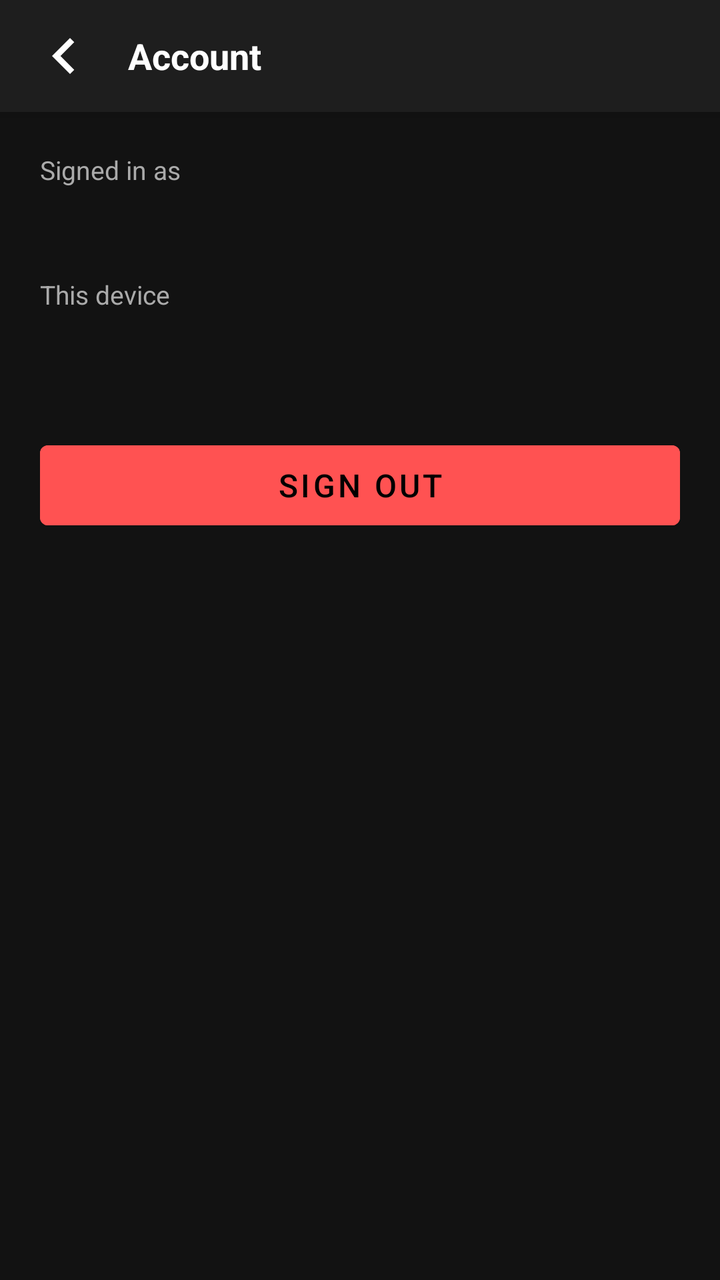
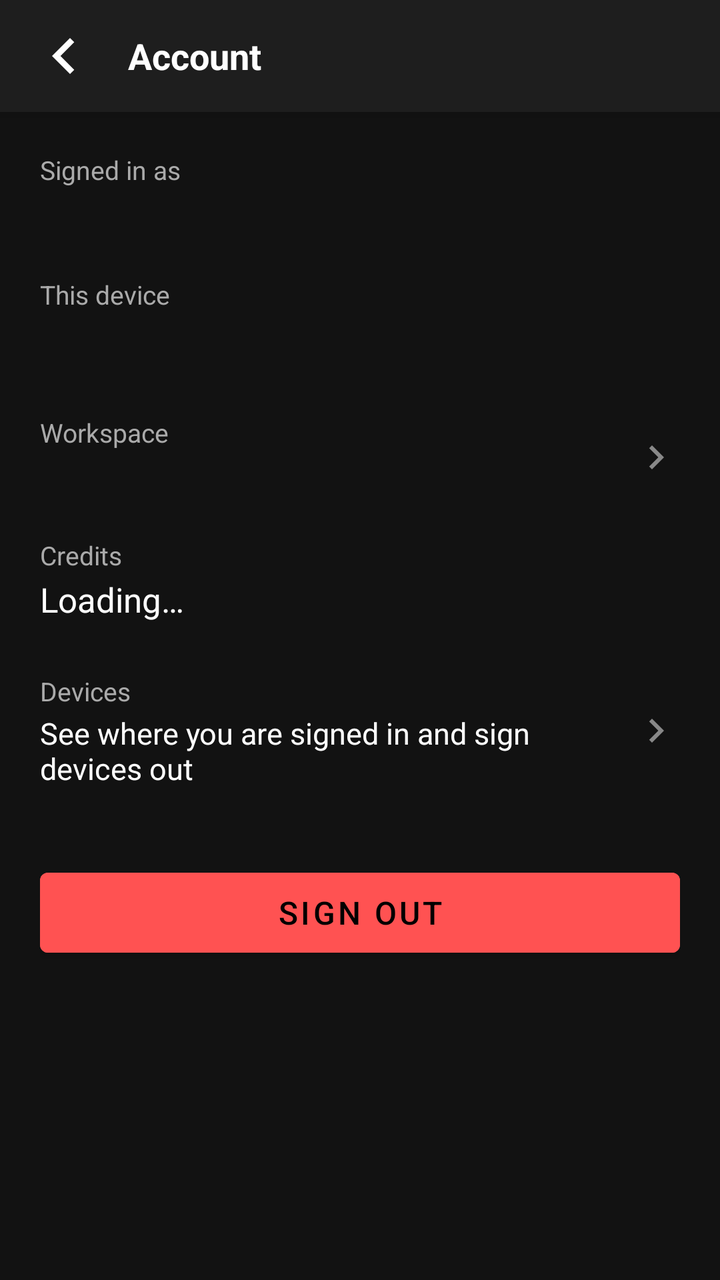

Compare the two renders of this Android layout. The source of the first and the diff that turns it into the second are given below.
<!-- AndroidManifest.xml: application theme Theme.CustomScreen -->
<!-- res/layout/activity_account.xml -->
<?xml version="1.0" encoding="utf-8"?>
<LinearLayout xmlns:android="http://schemas.android.com/apk/res/android"
    xmlns:app="http://schemas.android.com/apk/res-auto"
    android:layout_width="match_parent"
    android:layout_height="match_parent"
    android:background="#121212"
    android:orientation="vertical">

    <RelativeLayout
        android:id="@+id/account_toolbar"
        android:layout_width="match_parent"
        android:layout_height="56dp"
        android:background="#1E1E1E"
        android:elevation="4dp"
        android:paddingStart="8dp"
        android:paddingEnd="16dp">

        <ImageButton
            android:id="@+id/btn_back"
            android:layout_width="48dp"
            android:layout_height="48dp"
            android:layout_alignParentStart="true"
            android:layout_centerVertical="true"
            android:background="?attr/selectableItemBackgroundBorderless"
            android:contentDescription="Back"
            android:src="@drawable/ic_chevron_left"
            app:tint="#FFFFFF" />

        <TextView
            android:layout_width="wrap_content"
            android:layout_height="wrap_content"
            android:layout_centerVertical="true"
            android:layout_marginStart="8dp"
            android:layout_toEndOf="@id/btn_back"
            android:text="@string/account_title"
            android:textColor="#FFFFFF"
            android:textSize="18sp"
            android:textStyle="bold" />
    </RelativeLayout>

    <LinearLayout
        android:layout_width="match_parent"
        android:layout_height="wrap_content"
        android:orientation="vertical"
        android:padding="20dp">

        <TextView
            android:layout_width="wrap_content"
            android:layout_height="wrap_content"
            android:text="@string/account_email_label"
            android:textColor="#AAAAAA"
            android:textSize="13sp" />

        <TextView
            android:id="@+id/tv_account_email"
            android:layout_width="match_parent"
            android:layout_height="wrap_content"
            android:layout_marginTop="2dp"
            android:textColor="#FFFFFF"
            android:textIsSelectable="true"
            android:textSize="17sp" />

        <TextView
            android:layout_width="wrap_content"
            android:layout_height="wrap_content"
            android:layout_marginTop="20dp"
            android:text="@string/account_device_label"
            android:textColor="#AAAAAA"
            android:textSize="13sp" />

        <TextView
            android:id="@+id/tv_account_device"
            android:layout_width="match_parent"
            android:layout_height="wrap_content"
            android:layout_marginTop="2dp"
            android:textColor="#FFFFFF"
            android:textSize="17sp" />

        <Button
            android:id="@+id/btn_sign_out"
            android:layout_width="match_parent"
            android:layout_height="52dp"
            android:layout_marginTop="36dp"
            android:backgroundTint="#FF5252"
            android:text="@string/account_sign_out"
            android:textColor="#000000"
            android:textSize="16sp" />

        <ProgressBar
            android:id="@+id/progress_account"
            style="?android:attr/progressBarStyleSmall"
            android:layout_width="wrap_content"
            android:layout_height="wrap_content"
            android:layout_gravity="center_horizontal"
            android:layout_marginTop="16dp"
            android:visibility="gone" />
    </LinearLayout>
</LinearLayout>
<!-- resources referenced by this layout -->
<resources>
  <!-- drawable ic_chevron_left (drawable) -->
  <vector xmlns:android="http://schemas.android.com/apk/res/android"
      android:width="36dp"
      android:height="36dp"
      android:viewportWidth="24"
      android:viewportHeight="24">
    <path
        android:fillColor="#FFFFFF"
        android:pathData="M15.41,7.41L14,6l-6,6 6,6 1.41,-1.41L10.83,12z"/>
  </vector>
  <string name="account_device_label">This device</string>
  <string name="account_email_label">Signed in as</string>
  <string name="account_sign_out">Sign out</string>
  <string name="account_title">Account</string>
  <style name="Theme.CustomScreen" parent="Theme.MaterialComponents.DayNight.NoActionBar">
          <item name="android:windowBackground">@android:color/black</item>
          <item name="android:statusBarColor">@android:color/transparent</item>
          <item name="android:navigationBarColor">@android:color/transparent</item>
          <item name="android:windowLightStatusBar">false</item>
          <item name="android:windowLightNavigationBar">false</item>
      </style>
</resources>

<!-- the commit's change to res/layout/activity_account.xml (unified diff, before → after) -->
@@ -38,6 +38,11 @@
             android:textStyle="bold" />
     </RelativeLayout>
 
+    <ScrollView
+        android:layout_width="match_parent"
+        android:layout_height="match_parent"
+        android:fillViewport="true">
+
     <LinearLayout
         android:layout_width="match_parent"
         android:layout_height="wrap_content"
@@ -75,6 +80,140 @@
             android:layout_marginTop="2dp"
             android:textColor="#FFFFFF"
             android:textSize="17sp" />
+
+        <LinearLayout
+            android:id="@+id/row_workspace"
+            android:layout_width="match_parent"
+            android:layout_height="wrap_content"
+            android:layout_marginTop="20dp"
+            android:background="?attr/selectableItemBackground"
+            android:gravity="center_vertical"
+            android:minHeight="56dp"
+            android:orientation="horizontal">
+
+            <LinearLayout
+                android:layout_width="0dp"
+                android:layout_height="wrap_content"
+                android:layout_weight="1"
+                android:orientation="vertical">
+
+                <TextView
+                    android:layout_width="wrap_content"
+                    android:layout_height="wrap_content"
+                    android:text="@string/acct_workspace_label"
+                    android:textColor="#AAAAAA"
+                    android:textSize="13sp" />
+
+                <TextView
+                    android:id="@+id/tv_account_workspace"
+                    android:layout_width="match_parent"
+                    android:layout_height="wrap_content"
+                    android:layout_marginTop="2dp"
+                    android:ellipsize="end"
+                    android:maxLines="1"
+                    android:textColor="#FFFFFF"
+                    android:textSize="17sp" />
+            </LinearLayout>
+
+            <ImageView
+                android:layout_width="24dp"
+                android:layout_height="24dp"
+                android:contentDescription="@null"
+                android:src="@drawable/ic_chevron_right"
+                app:tint="#888888" />
+        </LinearLayout>
+
+        <LinearLayout
+            android:id="@+id/row_credits"
+            android:layout_width="match_parent"
+            android:layout_height="wrap_content"
+            android:layout_marginTop="12dp"
+            android:background="?attr/selectableItemBackground"
+            android:minHeight="56dp"
+            android:orientation="vertical">
+
+            <TextView
+                android:layout_width="wrap_content"
+                android:layout_height="wrap_content"
+                android:text="@string/acct_credits_label"
+                android:textColor="#AAAAAA"
+                android:textSize="13sp" />
+
+            <TextView
+                android:id="@+id/tv_account_credits"
+                android:layout_width="match_parent"
+                android:layout_height="wrap_content"
+                android:layout_marginTop="2dp"
+                android:text="@string/acct_credits_loading"
+                android:textColor="#FFFFFF"
+                android:textSize="17sp" />
+        </LinearLayout>
+
+        <LinearLayout
+            android:id="@+id/row_devices"
+            android:layout_width="match_parent"
+            android:layout_height="wrap_content"
+            android:layout_marginTop="12dp"
+            android:background="?attr/selectableItemBackground"
+            android:gravity="center_vertical"
+            android:minHeight="56dp"
+            android:orientation="horizontal">
+
+            <LinearLayout
+                android:layout_width="0dp"
+                android:layout_height="wrap_content"
+                android:layout_weight="1"
+                android:orientation="vertical">
+
+                <TextView
+                    android:layout_width="wrap_content"
+                    android:layout_height="wrap_content"
+                    android:text="@string/acct_devices_label"
+                    android:textColor="#AAAAAA"
+                    android:textSize="13sp" />
+
+                <TextView
+                    android:layout_width="match_parent"
+                    android:layout_height="wrap_content"
+                    android:layout_marginTop="2dp"
+                    android:text="@string/acct_devices_hint"
+                    android:textColor="#FFFFFF"
+                    android:textSize="15sp" />
+            </LinearLayout>
+
+            <ImageView
+                android:layout_width="24dp"
+                android:layout_height="24dp"
+                android:contentDescription="@null"
+                android:src="@drawable/ic_chevron_right"
+                app:tint="#888888" />
+        </LinearLayout>
+
+        <LinearLayout
+            android:id="@+id/row_backend"
+            android:layout_width="match_parent"
+            android:layout_height="wrap_content"
+            android:layout_marginTop="12dp"
+            android:background="?attr/selectableItemBackground"
+            android:minHeight="56dp"
+            android:orientation="vertical"
+            android:visibility="gone">
+
+            <TextView
+                android:layout_width="wrap_content"
+                android:layout_height="wrap_content"
+                android:text="@string/acct_backend_label"
+                android:textColor="#AAAAAA"
+                android:textSize="13sp" />
+
+            <TextView
+                android:id="@+id/tv_account_backend"
+                android:layout_width="match_parent"
+                android:layout_height="wrap_content"
+                android:layout_marginTop="2dp"
+                android:textColor="#FFFFFF"
+                android:textSize="14sp" />
+        </LinearLayout>
 
         <Button
             android:id="@+id/btn_sign_out"
@@ -95,4 +234,5 @@
             android:layout_marginTop="16dp"
             android:visibility="gone" />
     </LinearLayout>
+    </ScrollView>
 </LinearLayout>
<!-- resource entries referenced after the edit -->
@@ -10,10 +10,26 @@
         android:fillColor="#FFFFFF"
         android:pathData="M15.41,7.41L14,6l-6,6 6,6 1.41,-1.41L10.83,12z"/>
   </vector>
+  <!-- drawable ic_chevron_right (drawable) -->
+  <vector xmlns:android="http://schemas.android.com/apk/res/android"
+      android:width="36dp"
+      android:height="36dp"
+      android:viewportWidth="24"
+      android:viewportHeight="24">
+    <path
+        android:fillColor="#FFFFFF"
+        android:pathData="M10,6L8.59,7.41 13.17,12l-4.58,4.59L10,18l6,-6z"/>
+  </vector>
   <string name="account_device_label">This device</string>
   <string name="account_email_label">Signed in as</string>
   <string name="account_sign_out">Sign out</string>
   <string name="account_title">Account</string>
+  <string name="acct_backend_label">Backend URL (debug build)</string>
+  <string name="acct_credits_label">Credits</string>
+  <string name="acct_credits_loading">Loading…</string>
+  <string name="acct_devices_hint">See where you are signed in and sign devices out</string>
+  <string name="acct_devices_label">Devices</string>
+  <string name="acct_workspace_label">Workspace</string>
   <style name="Theme.CustomScreen" parent="Theme.MaterialComponents.DayNight.NoActionBar">
           <item name="android:windowBackground">@android:color/black</item>
           <item name="android:statusBarColor">@android:color/transparent</item>
